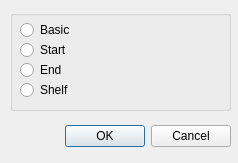
Qt form StoreDashAdmin/NodeType.ui (thisDotLucas/StoreDashAdmin) before a commit.
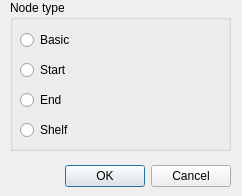
The same form after that commit.

```diff
--- a/StoreDashAdmin/NodeType.ui
+++ b/StoreDashAdmin/NodeType.ui
@@ -6,8 +6,8 @@
    <rect>
     <x>0</x>
     <y>0</y>
-    <width>238</width>
-    <height>163</height>
+    <width>242</width>
+    <height>196</height>
    </rect>
   </property>
   <property name="windowTitle">
@@ -17,7 +17,7 @@
    <property name="geometry">
     <rect>
      <x>20</x>
-     <y>120</y>
+     <y>160</y>
      <width>211</width>
      <height>33</height>
     </rect>
@@ -62,19 +62,19 @@
    <property name="geometry">
     <rect>
      <x>10</x>
-     <y>10</y>
+     <y>0</y>
      <width>221</width>
-     <height>101</height>
+     <height>151</height>
     </rect>
    </property>
    <property name="title">
-    <string/>
+    <string>Node type</string>
    </property>
    <widget class="QRadioButton" name="basicRadioButton">
     <property name="geometry">
      <rect>
       <x>10</x>
-      <y>10</y>
+      <y>30</y>
       <width>89</width>
       <height>20</height>
      </rect>
@@ -87,7 +87,7 @@
     <property name="geometry">
      <rect>
       <x>10</x>
-      <y>30</y>
+      <y>60</y>
       <width>89</width>
       <height>20</height>
      </rect>
@@ -100,7 +100,7 @@
     <property name="geometry">
      <rect>
       <x>10</x>
-      <y>50</y>
+      <y>90</y>
       <width>89</width>
       <height>20</height>
      </rect>
@@ -113,7 +113,7 @@
     <property name="geometry">
      <rect>
       <x>10</x>
-      <y>70</y>
+      <y>120</y>
       <width>89</width>
       <height>20</height>
      </rect>
```
Left out of the diff: 2 changed lines with no effect on the pictures.
